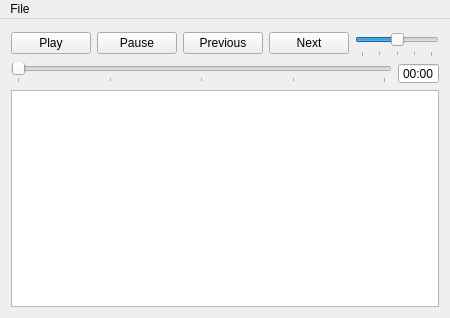
Old version of the form mainwindow.ui in the repository SMC-LAB/Eve.
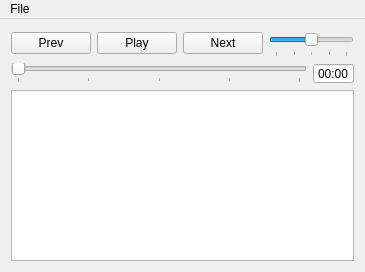
New version of the form.

```diff
--- a/mainwindow.ui
+++ b/mainwindow.ui
@@ -6,8 +6,8 @@
    <rect>
     <x>0</x>
     <y>0</y>
-    <width>437</width>
-    <height>318</height>
+    <width>365</width>
+    <height>272</height>
    </rect>
   </property>
   <property name="windowTitle">
@@ -27,37 +27,39 @@
     <item row="0" column="0">
      <layout class="QGridLayout" name="gridLayout">
       <item row="0" column="0">
+       <widget class="QPushButton" name="previousButton">
+        <property name="text">
+         <string>Prev</string>
+        </property>
+       </widget>
+      </item>
+      <item row="0" column="1">
        <widget class="QPushButton" name="playButton">
+        <property name="sizePolicy">
+         <sizepolicy hsizetype="Fixed" vsizetype="Fixed">
+          <horstretch>0</horstretch>
+          <verstretch>0</verstretch>
+         </sizepolicy>
+        </property>
+        <property name="minimumSize">
+         <size>
+          <width>79</width>
+          <height>0</height>
+         </size>
+        </property>
         <property name="text">
          <string>Play</string>
         </property>
        </widget>
       </item>
-      <item row="0" column="1">
-       <widget class="QPushButton" name="pauseButton">
-        <property name="text">
-         <string>Pause</string>
-        </property>
-        <property name="flat">
-         <bool>false</bool>
-        </property>
-       </widget>
-      </item>
       <item row="0" column="2">
-       <widget class="QPushButton" name="previousButton">
-        <property name="text">
-         <string>Previous</string>
-        </property>
-       </widget>
-      </item>
-      <item row="0" column="3">
        <widget class="QPushButton" name="nextButton">
         <property name="text">
          <string>Next</string>
         </property>
        </widget>
       </item>
-      <item row="0" column="4">
+      <item row="0" column="3">
        <widget class="QSlider" name="gainSlider">
         <property name="minimumSize">
          <size>
@@ -203,6 +205,9 @@
       <property name="selectionBehavior">
        <enum>QAbstractItemView::SelectRows</enum>
       </property>
+      <property name="textElideMode">
+       <enum>Qt::ElideMiddle</enum>
+      </property>
       <property name="showGrid">
        <bool>false</bool>
       </property>
@@ -253,7 +258,7 @@
     <rect>
      <x>0</x>
      <y>0</y>
-     <width>437</width>
+     <width>365</width>
      <height>22</height>
     </rect>
    </property>
```
